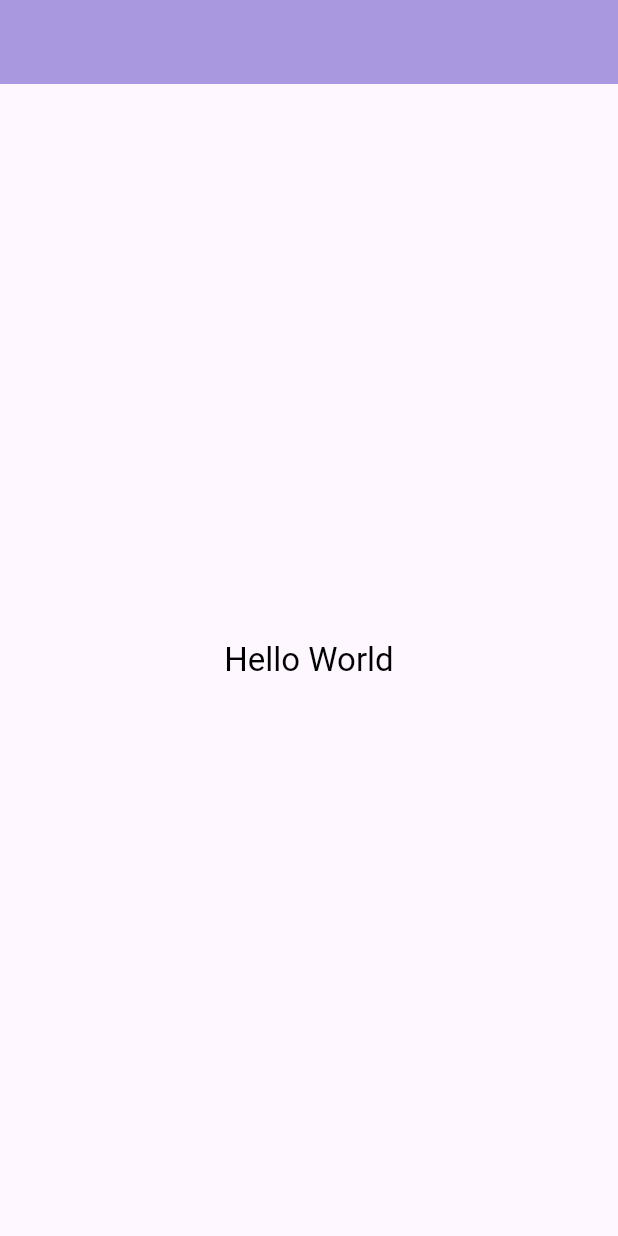
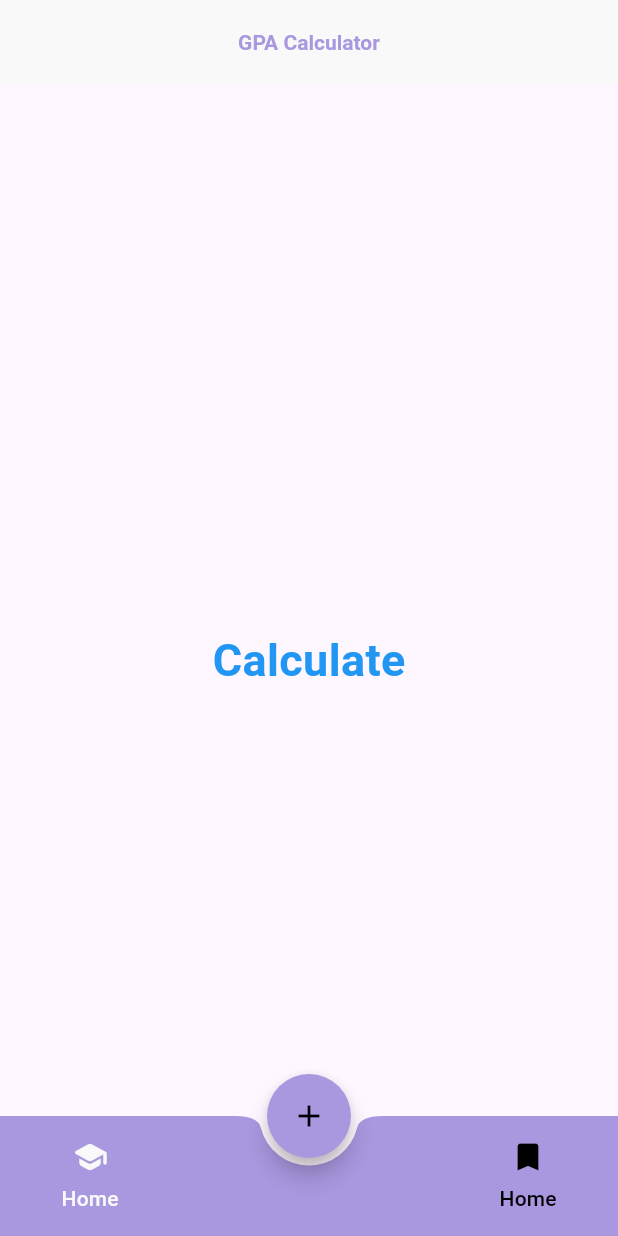
Before and after one commit to universiteortalamahesaplama/gpa_calculator, a Flutter app: the screen it shows after launch, on a phone screen of 412 x 824 dp. Run offline on Flutter 3.47's test engine with Material 3 defaults, Android fonts, the phone set to English and light mode, and no system bars.

```diff
--- a/lib/core/theme/theme.dart
+++ b/lib/core/theme/theme.dart
@@ -1,26 +1,33 @@
 import 'package:flutter/material.dart';
+import 'package:flutter/widgets.dart';
 import 'package:gpa_calculator/product/utility/constants/colors.dart';
 
-
 class ApplicationTheme {
-
   ThemeData lightTheme = ThemeData().copyWith(
     brightness: Brightness.light,
     primaryColor: ColorData.primaryColor,
     textTheme: TextTheme(
+        titleLarge: ThemeData().textTheme.titleLarge?.copyWith(
+              color: ColorData.textColor,
+            ),
+        labelLarge: ThemeData().textTheme.titleLarge?.copyWith(
+              color: ColorData.textColor,
+            ),
+        labelSmall: ThemeData().textTheme.titleLarge?.copyWith(
+              color: ColorData.textColor,
+            ),
+        bodySmall: ThemeData().textTheme.titleLarge?.copyWith(
+              color: ColorData.textColor,
+            ), ),
 
-      titleLarge: ThemeData().textTheme.titleLarge?.copyWith(
-        color: ColorData.textColor,
-      ),
-    ),
 
     appBarTheme: const AppBarTheme(
-      color: ColorData.primaryColor,
+      color: ColorData.backgroundColor,
       centerTitle: true,
       elevation: 0,
-      iconTheme: IconThemeData(color: ColorData.backgroundColor),
+      iconTheme: IconThemeData(color: ColorData.primaryColor),
       titleTextStyle: TextStyle(
-        color: ColorData.backgroundColor,
+        color: ColorData.primaryColor,
         fontWeight: FontWeight.bold,
       ),
     ),
@@ -31,6 +38,7 @@ class ApplicationTheme {
     floatingActionButtonTheme: const FloatingActionButtonThemeData(
       backgroundColor: ColorData.primaryColor,
       foregroundColor: ColorData.backgroundColor,
+      shape: CircleBorder(),
     ),
     elevatedButtonTheme: ElevatedButtonThemeData(
       style: ElevatedButton.styleFrom(
--- a/lib/feature/home.dart
+++ b/lib/feature/home.dart
@@ -1,4 +1,5 @@
 import 'package:flutter/material.dart';
+import 'package:gpa_calculator/product/utility/constants/colors.dart';
 
 class Home extends StatefulWidget {
   const Home({super.key});
@@ -8,13 +9,116 @@ class Home extends StatefulWidget {
 }
 
 class _HomeState extends State<Home> {
+
+  int _selectedTab = 0;
+
+  List _pages = [
+    Center(
+      child: Text(
+        "Calculate",
+        style: TextStyle(fontSize: 30, fontWeight: FontWeight.bold, color: Colors.blue),
+      ),
+    ),
+    Center(
+      child: Text(
+        "Add School",
+        style: TextStyle(
+            fontSize: 30, fontWeight: FontWeight.bold, color: Colors.blue),
+      ),
+    ),
+    Center(
+      child: Text(
+        "Saved",
+        style: TextStyle(
+            fontSize: 30, fontWeight: FontWeight.bold, color: Colors.blue),
+      ),
+    ),
+  ];
+
+  _changeTab(int index) {
+    setState(() {
+      _selectedTab = index;
+    });
+  }
+
   @override
   Widget build(BuildContext context) {
     return Scaffold(
-      appBar: AppBar(),
-      body: Center(
-        child:
-            Text("Hello World", style: Theme.of(context).textTheme.titleLarge),
+      extendBody: true,
+      appBar: AppBar(
+        title: Text("GPA Calculator"),
+      ),
+      body: _pages[_selectedTab],
+      floatingActionButton: FloatingActionButton(
+        onPressed: () {
+          setState(() {
+            _selectedTab = 1;
+          });
+        },
+        child: Icon(
+          Icons.add,
+          color: _selectedTab == 1
+              ? ColorData.backgroundColor
+              : ColorData.textColor,
+        ),
+      ),
+      floatingActionButtonLocation: FloatingActionButtonLocation.centerDocked,
+      bottomNavigationBar: BottomAppBar(
+          shape: const CircularNotchedRectangle(),
+          notchMargin: 5,
+          child: Row(
+            mainAxisAlignment: MainAxisAlignment.spaceBetween,
+            children: [
+              MaterialButton(
+                onPressed: () {
+                  setState(() {
+                    _selectedTab = 0;
+                  });
+                },
+                child: Column(
+                  mainAxisAlignment: MainAxisAlignment.spaceAround,
+                  children: [
+                    Icon(
+                      Icons.school_rounded,
+                      color: _selectedTab == 0
+                          ? ColorData.backgroundColor
+                          : ColorData.textColor,
+                    ),
+                    Text("Home",
+                        style: TextStyle(
+                          color: _selectedTab == 0
+                              ? ColorData.backgroundColor
+                              : ColorData.textColor,
+                        )),
+                  ],
+                ),
+              ),
+              MaterialButton(
+                onPressed: () {
+                  setState(() {
+                    _selectedTab = 2;
+                  });
+                },
+                child: Column(
+                  mainAxisAlignment: MainAxisAlignment.spaceAround,
+                  children: [
+                    Icon(
+                      Icons.bookmark_outlined,
+                      color: _selectedTab == 2
+                          ? ColorData.backgroundColor
+                          : ColorData.textColor,
+                    ),
+                    Text("Home",
+                        style: TextStyle(
+                          color: _selectedTab == 2
+                              ? ColorData.backgroundColor
+                              : ColorData.textColor,
+                        )),
+                  ],
+                ),
+              ),
+            ],
+          )
       ),
     );
   }
--- /dev/null
+++ b/lib/product/widgets/BottomNavigationBar.dart
@@ -0,0 +1,10 @@
+import 'package:flutter/material.dart';
+
+class BottomNavigationBar extends StatelessWidget {
+  const BottomNavigationBar({super.key});
+
+  @override
+  Widget build(BuildContext context) {
+    return const Placeholder();
+  }
+}
```
